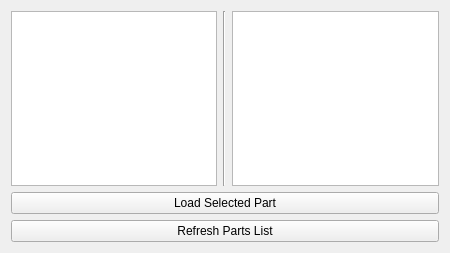
First picture: the form in src/collaborative-robotic-sanding/crs_gui/ui/part_selection.ui, repository Surfacerobot/crs_ws_fanuc, before the edit.
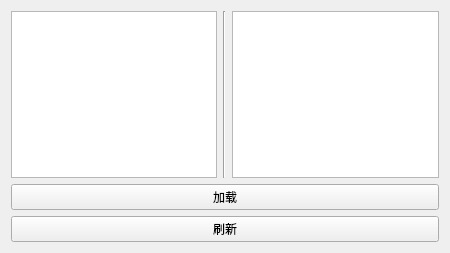
Second picture: the form after the edit.

```diff
--- a/src/collaborative-robotic-sanding/crs_gui/ui/part_selection.ui
+++ b/src/collaborative-robotic-sanding/crs_gui/ui/part_selection.ui
@@ -34,14 +34,14 @@
    <item>
     <widget class="QPushButton" name="push_button_load_selected_part">
      <property name="text">
-      <string>Load Selected Part</string>
+      <string>加载</string>
      </property>
     </widget>
    </item>
    <item>
     <widget class="QPushButton" name="push_button_refresh_parts_list">
      <property name="text">
-      <string>Refresh Parts List</string>
+      <string>刷新</string>
      </property>
     </widget>
    </item>
```
